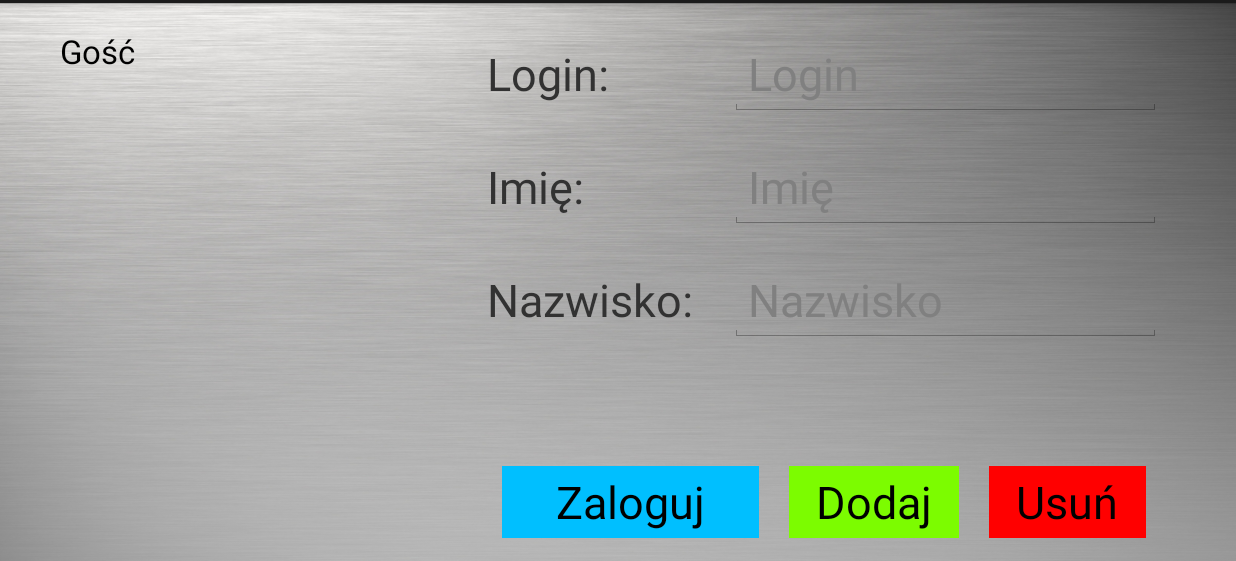
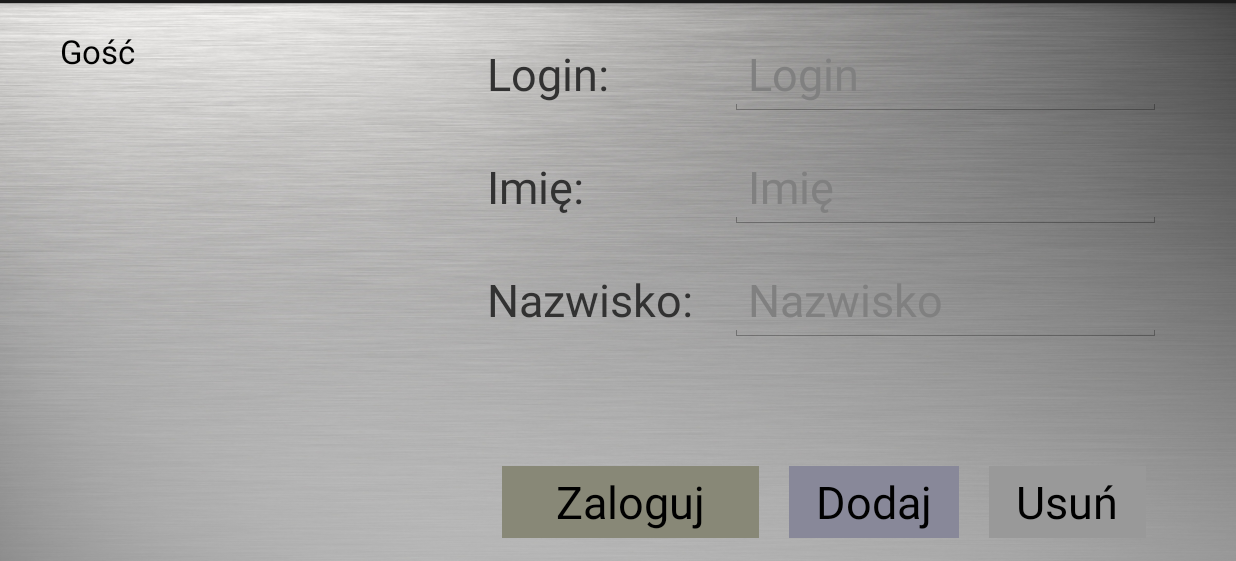
Before and after one commit to GreeKpl/ReActive, an Android app: the AdminActivity screen opened directly, with no data from a screen before it, on a phone screen of 824 x 412 dp (held sideways), the part 57-618 px from its top. Run offline under Robolectric (Android 15) with nearby library versions, the phone set to English and light mode, and no system bars.

Commit message:
Changed colors of buttons and changed admin panel icon.

```diff
--- a/app/src/main/java/pl/edu/agh/inz/reactive/MainMenuActivity.java
+++ b/app/src/main/java/pl/edu/agh/inz/reactive/MainMenuActivity.java
@@ -29,8 +29,6 @@
 
 public class MainMenuActivity extends Activity implements OnClickListener {
 
-    Context ctx;
-    RadioGroup radioGroup;
     String labelUser;
     EditText etPassword;
 
--- a/app/src/main/res/layout/activity_main_menu.xml
+++ b/app/src/main/res/layout/activity_main_menu.xml
@@ -42,7 +42,7 @@
                 android:id="@+id/btnAdminPanel"
                 android:layout_width="wrap_content"
                 android:layout_height="wrap_content"
-                android:background="@drawable/star"
+                android:background="@drawable/redorb"
                 android:layout_margin="10dp"/>
         </LinearLayout>
 
--- a/app/src/main/res/values/colors.xml
+++ b/app/src/main/res/values/colors.xml
@@ -1,10 +1,10 @@
 <?xml version="1.0" encoding="utf-8"?>
 <resources>
     //AdminActivity.java
-    <color name="btnSeeResults">#66ff66</color>
-    <color name="btnLoginUser">#00BFFF</color>
-    <color name="btnAddUser">#7CFC00</color>
-    <color name="btnDeleteUser">#FF0000</color>
+    <color name="btnSeeResults">#990000</color>
+    <color name="btnLoginUser">#888877</color>
+    <color name="btnAddUser">#888899</color>
+    <color name="btnDeleteUser">#999999</color>
     <color name="txtAccept">#00FF00</color>
     <color name="txtWarning">#FF6A53</color>
 
```
